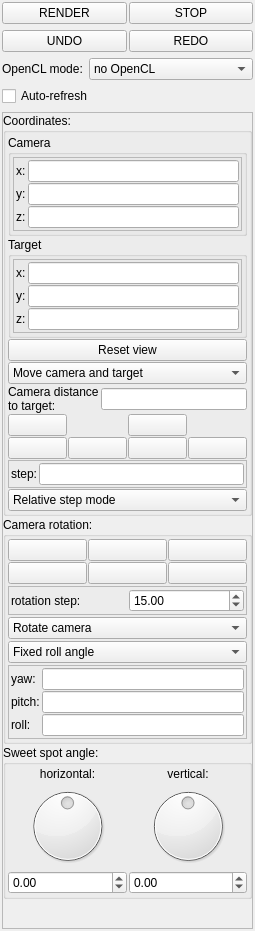
Above: mandelbulber2/qt/dock_navigation.ui from buddhi1980/mandelbulber2 before the change. Below: the same form after it.
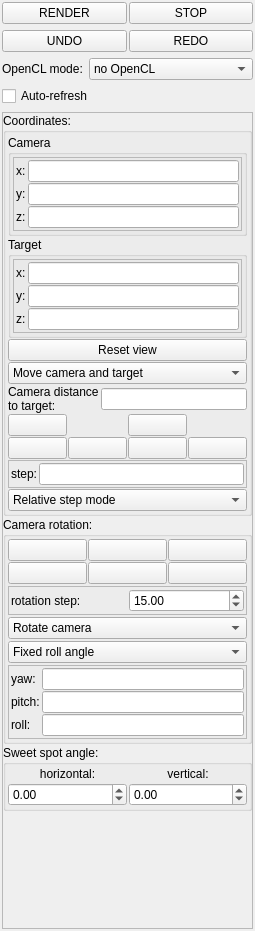
That is the form after the change. Icons and pictures are not drawn. Custom widgets are drawn as their Qt base class.

Commit message: Added dial for edit fields for angle. Cleaned up UIs

```diff
--- a/mandelbulber2/qt/dock_navigation.ui
+++ b/mandelbulber2/qt/dock_navigation.ui
@@ -156,8 +156,8 @@
        <rect>
         <x>0</x>
         <y>0</y>
-        <width>229</width>
-        <height>812</height>
+        <width>247</width>
+        <height>804</height>
        </rect>
       </property>
       <layout class="QVBoxLayout" name="verticalLayout_coordinates">
@@ -1172,33 +1172,7 @@
               <property name="spacing">
                <number>2</number>
               </property>
-              <item row="1" column="1">
-               <widget class="QDial" name="dial_sweet_spot_vertical_angle">
-                <property name="minimum">
-                 <number>-9000</number>
-                </property>
-                <property name="maximum">
-                 <number>9000</number>
-                </property>
-                <property name="wrapping">
-                 <bool>true</bool>
-                </property>
-               </widget>
-              </item>
               <item row="1" column="0">
-               <widget class="QDial" name="dial_sweet_spot_horizontal_angle">
-                <property name="minimum">
-                 <number>-18000</number>
-                </property>
-                <property name="maximum">
-                 <number>18000</number>
-                </property>
-                <property name="wrapping">
-                 <bool>true</bool>
-                </property>
-               </widget>
-              </item>
-              <item row="2" column="0">
                <widget class="MyDoubleSpinBox" name="spinboxd_sweet_spot_horizontal_angle">
                 <property name="sizePolicy">
                  <sizepolicy hsizetype="Minimum" vsizetype="Maximum">
@@ -1226,7 +1200,7 @@
                 </property>
                </widget>
               </item>
-              <item row="2" column="1">
+              <item row="1" column="1">
                <widget class="MyDoubleSpinBox" name="spinboxd_sweet_spot_vertical_angle">
                 <property name="sizePolicy">
                  <sizepolicy hsizetype="Minimum" vsizetype="Maximum">
```
Left out of the diff: 2 changed lines with no effect on the pictures. The commit also changes 14 other files.
